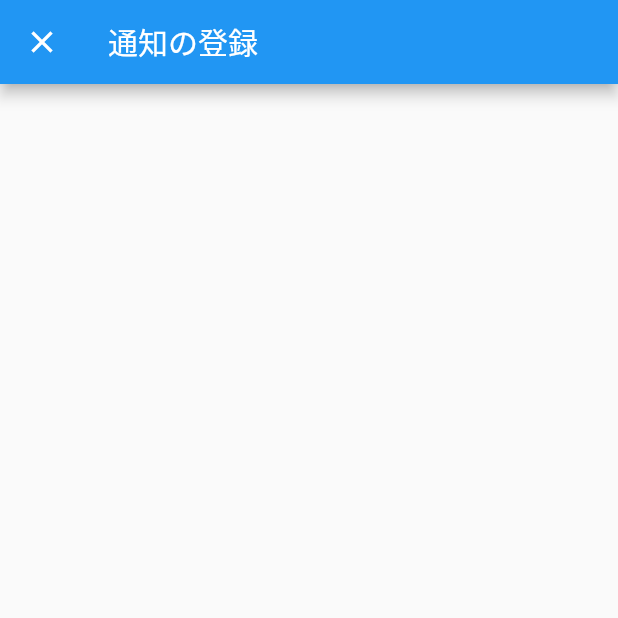
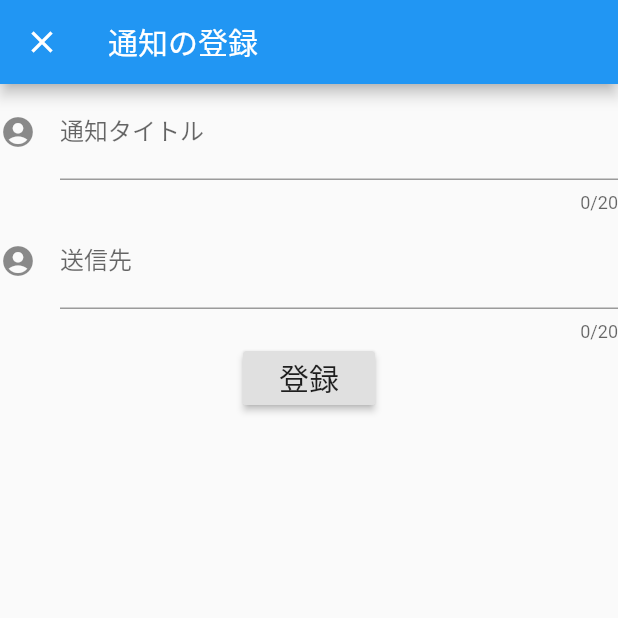
Before and after one commit to YoshikiGit/notify-your-life, a Flutter app: the screen it shows after launch, after a tap on the "add" icon, on a phone screen of 412 x 824 dp, the top half of it. Run offline on Flutter 3.47's test engine with Material 2 defaults, Android fonts, the phone set to English and light mode, and no system bars.

Commit message:
モーダルの作成

```diff
--- a/notify_your_life/lib/components/notifications/notificationsManagementPage.dart
+++ b/notify_your_life/lib/components/notifications/notificationsManagementPage.dart
@@ -33,21 +33,34 @@ class NotificationsManagementPage extends StatelessWidget {
         decoration: new BoxDecoration(
           border: new Border(bottom: BorderSide(width: 1.0, color: Colors.grey))
         ),
-        child: Row(
+        child:Row(
           children: <Widget>[
-            Container(
+            Expanded(
+              flex: 1, child: Container(
               margin: EdgeInsets.all(10.0),
               child:icon,
+            )
             ),
-            Text(
+            Expanded(
+              flex: 5, child: Text(
               title,
               style: TextStyle(
                 color:Colors.black,
                 fontSize: 18.0
               ),
+            )
+            ),
+            Expanded(
+              flex:1,
+              child: RaisedButton(
+              onPressed: () {},
+              padding: const EdgeInsets.all(0.0),
+              child: const Text('編集', style: TextStyle(fontSize: 20)),
+              )
             ),
           ],
-        )
+        ),
+
       ),
       onTap: () {
         print("onTap called.");
--- a/notify_your_life/lib/components/notifications/registNotification/registNotificationPage.dart
+++ b/notify_your_life/lib/components/notifications/registNotification/registNotificationPage.dart
@@ -5,9 +5,44 @@ class RegistNotificationPage extends StatelessWidget {
   Widget build(BuildContext context) {
     return Scaffold(
       appBar: AppBar(title: Text('通知の登録')),
-      body: Center(
-
-      ),
+      body:
+        Column(
+          children: [
+            TextField(
+              decoration: InputDecoration(
+                labelText: '通知タイトル',
+                hintText: '通知のタイトルを入力してください',
+                icon: Icon(Icons.account_circle),
+              ),
+              enabled: true,
+              // 入力数
+              maxLength: 20,
+              maxLengthEnforced: false,
+              style: TextStyle(color: Colors.black),
+              obscureText: false,
+              maxLines:1 ,
+            ),
+            TextField(
+              decoration: InputDecoration(
+                labelText: '送信先',
+                hintText: '送信先を選んでください',
+                icon: Icon(Icons.account_circle),
+              ),
+              enabled: true,
+              // 入力数
+              maxLength: 20,
+              maxLengthEnforced: false,
+              style: TextStyle(color: Colors.black),
+              obscureText: false,
+              maxLines:1 ,
+            ),
+            RaisedButton(
+              onPressed: () {},
+              padding: const EdgeInsets.all(0.0),
+              child: const Text('登録', style: TextStyle(fontSize: 20)),
+            ),
+          ],
+        )
     );
   }
 }
```
